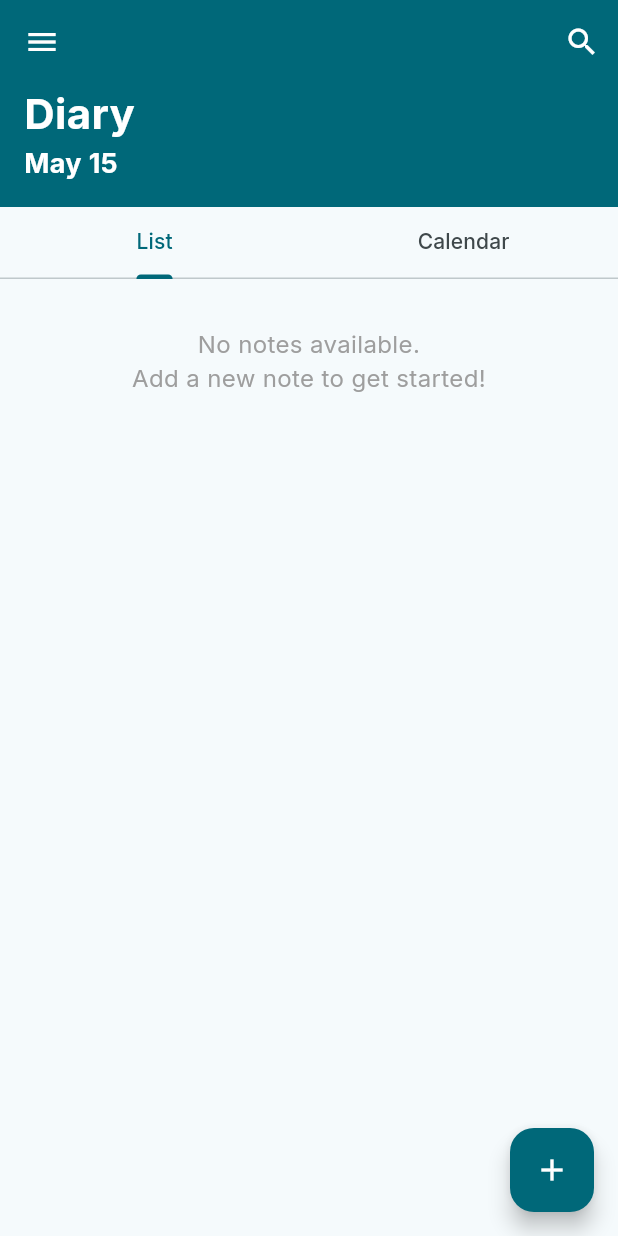
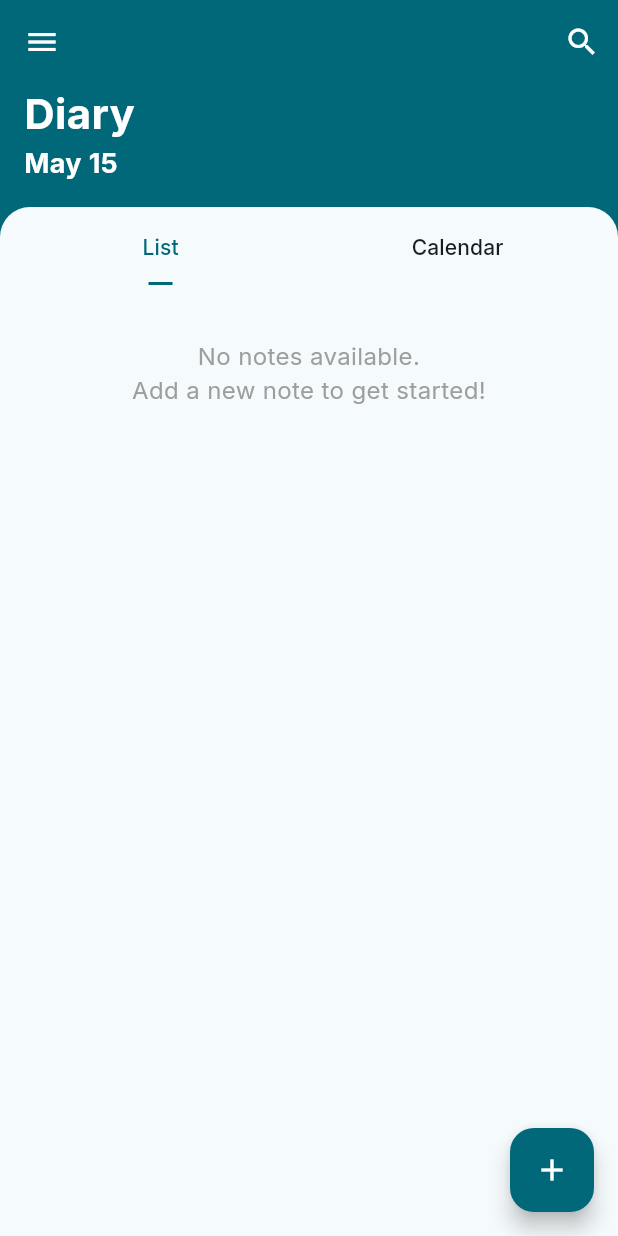
Before and after one commit to fDirham/moments_diary, a Flutter app: the screen it shows after launch, in the side drawer, after a tap on the "add" icon, on a phone screen of 412 x 824 dp. Run offline on Flutter 3.47's test engine with Material 3 defaults, Android fonts, the phone set to English and light mode, and no system bars; our stand-ins replace google_fonts, grouped_list, isar, shared_preferences; accounts and stored records are empty; generated files the repository leaves out were written again.

Commit message:
styled tab bar

```diff
--- a/lib/screens/home_screen.dart
+++ b/lib/screens/home_screen.dart
@@ -60,7 +60,37 @@ class _HomeScreenState extends State<HomeScreen> {
           ),
         ],
       ),
-      drawer: Drawer(
+      drawer: MenuDrawer(),
+      floatingActionButton: FloatingActionButton(
+        backgroundColor: Theme.of(context).colorScheme.primary,
+        foregroundColor: Theme.of(context).colorScheme.onPrimary,
+        onPressed: createNote,
+        child: const Icon(Icons.add),
+      ),
+      body: DefaultTabController(
+        length: 2,
+        child: Column(
+          children: [
+            HomeHeader(currDayStr: currDayStr),
+            CustomTabBar(),
+            Expanded(
+              child: TabBarView(
+                children: [NoteList(), Center(child: Text("Calendar Content"))],
+              ),
+            ),
+          ],
+        ),
+      ),
+    );
+  }
+}
+
+class MenuDrawer extends StatelessWidget {
+  const MenuDrawer({super.key});
+
+  @override
+  Widget build(BuildContext context) {
+    return Drawer(
       child: SafeArea(
         child: ListView(
           padding: EdgeInsets.zero,
@@ -91,25 +121,50 @@ class _HomeScreenState extends State<HomeScreen> {
           ],
         ),
       ),
-      ),
-      floatingActionButton: FloatingActionButton(
-        backgroundColor: Theme.of(context).colorScheme.primary,
-        foregroundColor: Theme.of(context).colorScheme.onPrimary,
-        onPressed: createNote,
-        child: const Icon(Icons.add),
-      ),
-      body: DefaultTabController(
-        length: 2,
-        child: Column(
-          children: [
-            HomeHeader(currDayStr: currDayStr),
-            TabBar(tabs: [Tab(text: "List"), Tab(text: "Calendar")]),
-            Expanded(
-              child: TabBarView(
-                children: [NoteList(), Center(child: Text("Calendar Content"))],
+    );
+  }
+}
+
+class CustomTabBar extends StatelessWidget {
+  const CustomTabBar({super.key});
+
+  @override
+  Widget build(BuildContext context) {
+    return Container(
+      decoration: BoxDecoration(color: Theme.of(context).colorScheme.primary),
+      child: Container(
+        decoration: BoxDecoration(
+          color: Theme.of(context).colorScheme.surface,
+          borderRadius: const BorderRadius.only(
+            topLeft: Radius.circular(20),
+            topRight: Radius.circular(20),
           ),
         ),
+        child: Padding(
+          padding: const EdgeInsets.only(
+            left: 8.0,
+            right: 8.0,
+            top: 4,
+            bottom: 4,
+          ),
+          child: TabBar(
+            labelColor: Theme.of(context).colorScheme.primary,
+            unselectedLabelColor: Theme.of(context).colorScheme.onSurface,
+            // tabAlignment: TabAlignment.start,
+            dividerColor: Colors.transparent,
+            indicatorSize: TabBarIndicatorSize.label,
+            indicator: UnderlineTabIndicator(
+              borderSide: BorderSide(
+                color: Theme.of(context).colorScheme.primary,
+                width: 2.0,
+              ),
+              insets: const EdgeInsets.symmetric(horizontal: 32),
+            ),
+            tabs: [
+              SizedBox(width: 80, child: Align(child: Tab(text: "List"))),
+              SizedBox(width: 80, child: Align(child: Tab(text: "Calendar"))),
             ],
+          ),
         ),
       ),
     );
```
Lines whose indentation alone changed are shown as unchanged.
